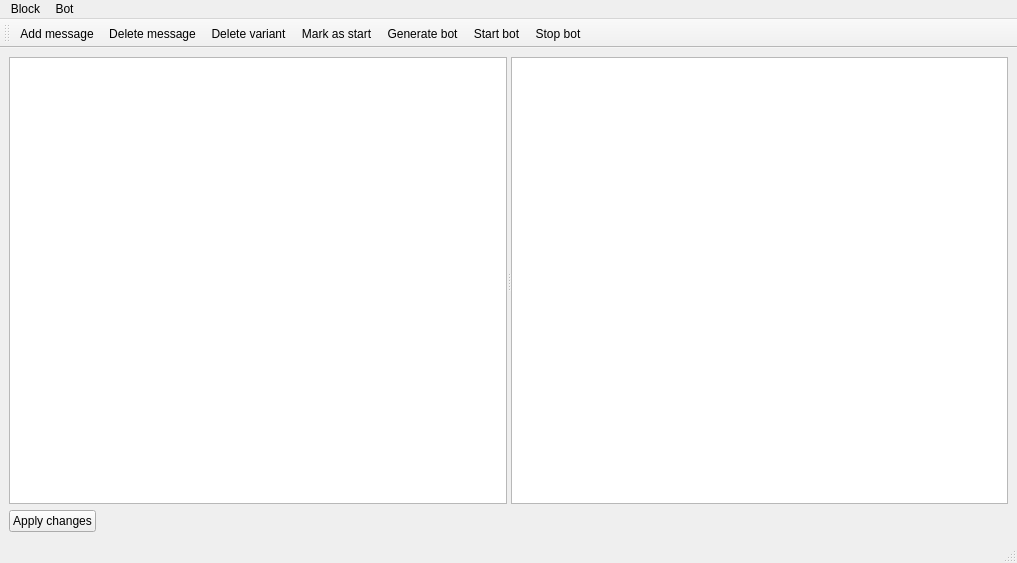
The window that desktop_constructor_app/constructor_app/widgets/bot_editor/bot_editor_form.ui (cuttlesystems/simplegram) describes before a commit, drawn with Qt 5.
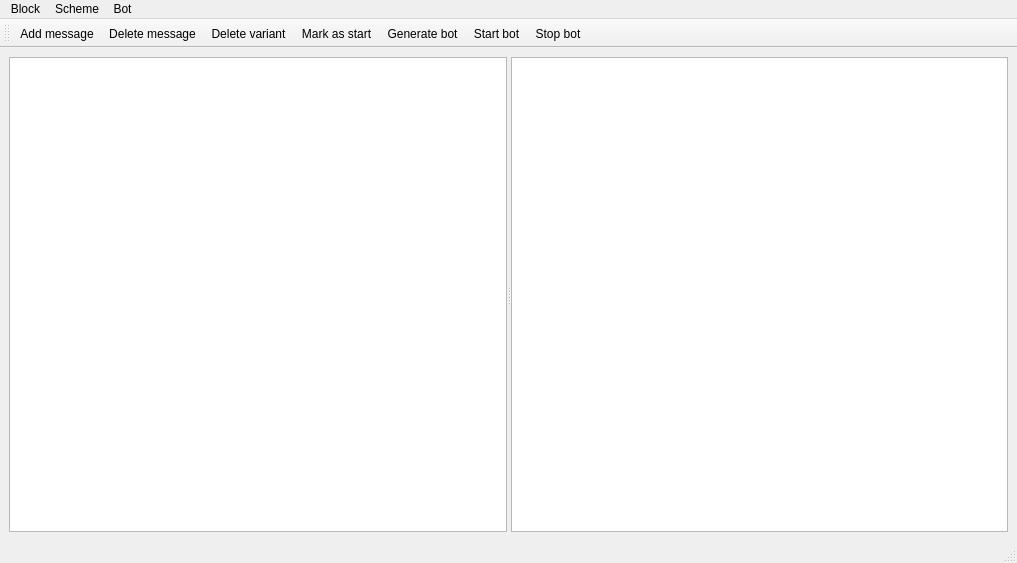
The same window after the commit. Icons and pictures are not drawn. Custom widgets are drawn as their Qt base class.

Commit message: Добавил иконки для некоторых действий. Кнопка для применения изменений стала срабатывать сама при генерации бота. Саму кнопку убрал, сделал действие в меню и панели инструментов.

```diff
--- a/desktop_constructor_app/constructor_app/widgets/bot_editor/bot_editor_form.ui
+++ b/desktop_constructor_app/constructor_app/widgets/bot_editor/bot_editor_form.ui
@@ -24,30 +24,6 @@
       <widget class="QGraphicsView" name="graphics_view"/>
      </widget>
     </item>
-    <item>
-     <layout class="QHBoxLayout" name="horizontalLayout_2">
-      <item>
-       <widget class="QPushButton" name="apply_button">
-        <property name="text">
-         <string>Apply changes</string>
-        </property>
-       </widget>
-      </item>
-      <item>
-       <spacer name="horizontalSpacer_2">
-        <property name="orientation">
-         <enum>Qt::Horizontal</enum>
-        </property>
-        <property name="sizeHint" stdset="0">
-         <size>
-          <width>40</width>
-          <height>20</height>
-         </size>
-        </property>
-       </spacer>
-      </item>
-     </layout>
-    </item>
    </layout>
   </widget>
   <widget class="QMenuBar" name="menubar">
@@ -76,7 +52,14 @@
     <addaction name="action_mark_start"/>
     <addaction name="action_delete_variant"/>
    </widget>
+   <widget class="QMenu" name="menuScheme">
+    <property name="title">
+     <string>Scheme</string>
+    </property>
+    <addaction name="action_manual_save"/>
+   </widget>
    <addaction name="menuMessage"/>
+   <addaction name="menuScheme"/>
    <addaction name="menuBit"/>
   </widget>
   <widget class="QStatusBar" name="statusbar"/>
```
Left out of the diff: 23 changed lines with no effect on the pictures. The commit also changes 5 other files.
